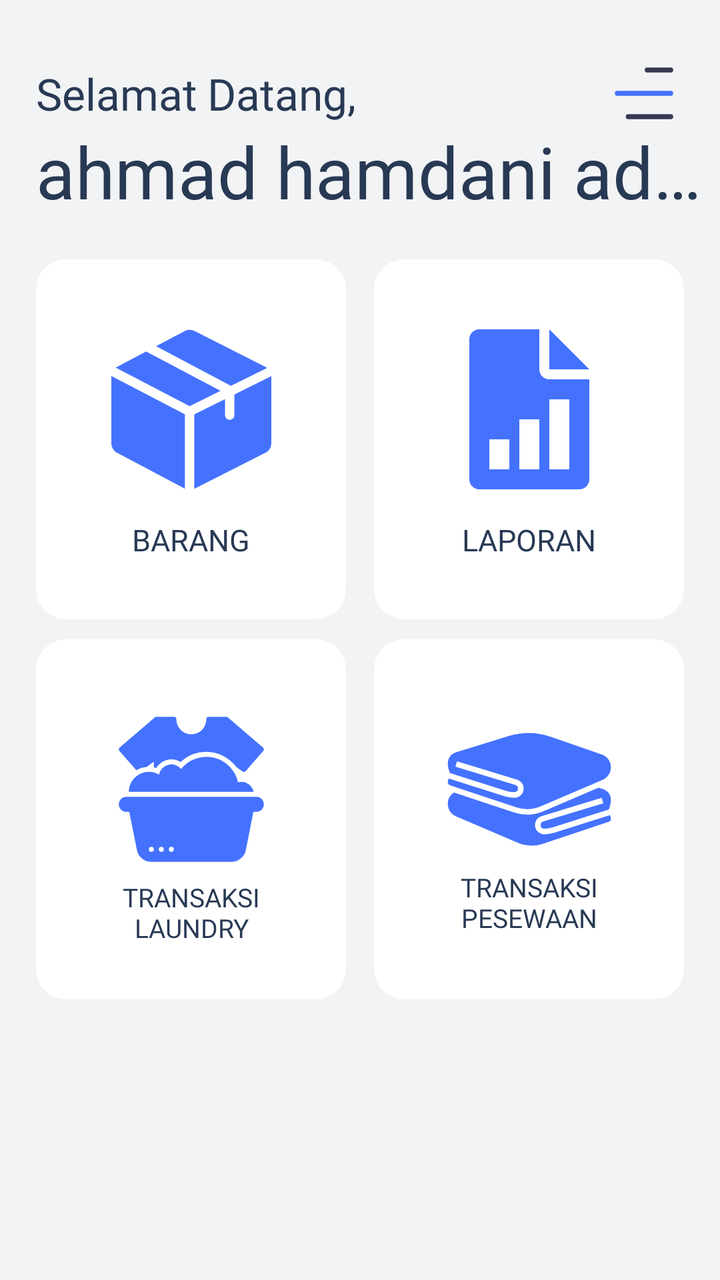
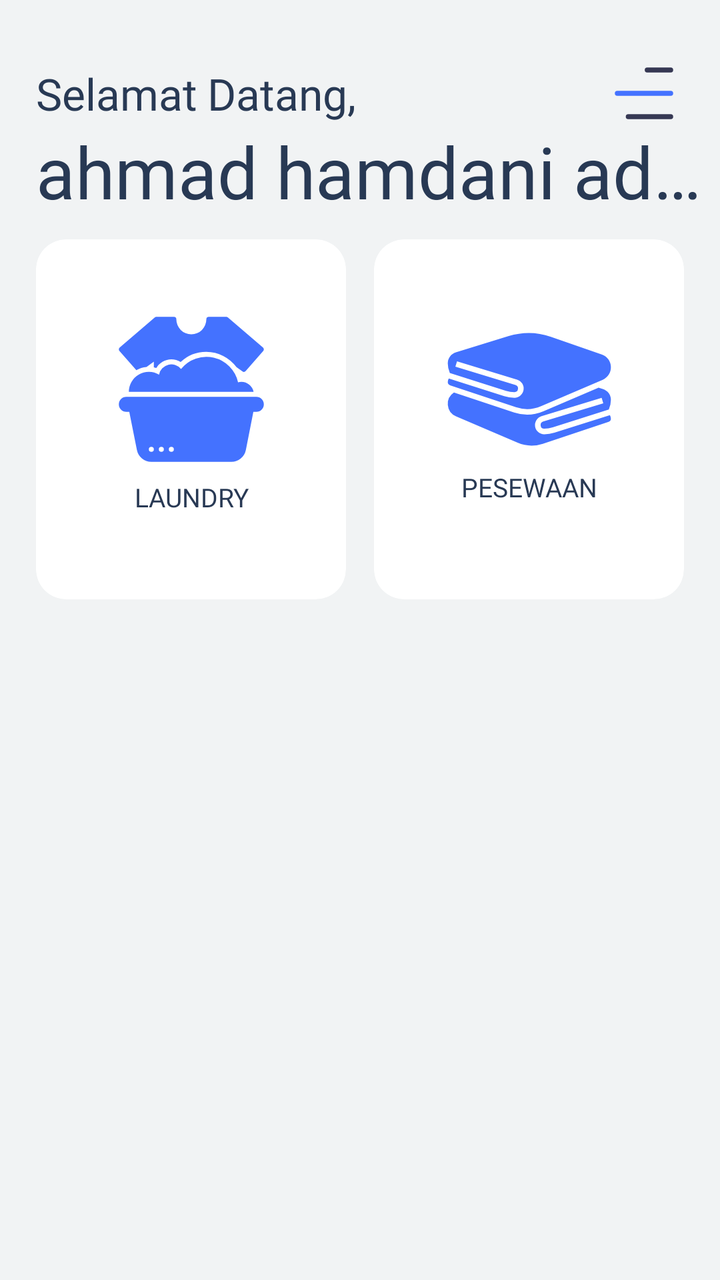

Before-and-after screenshots of an Android layout around one commit, followed by the original layout XML and the change that was made.
<!-- AndroidManifest.xml: application theme Theme.BAGUSLAUNDRY -->
<!-- res/layout/kurir_fragment_user_dashboard.xml -->
<?xml version="1.0" encoding="utf-8"?>
<androidx.constraintlayout.widget.ConstraintLayout xmlns:android="http://schemas.android.com/apk/res/android"
    xmlns:app="http://schemas.android.com/apk/res-auto"
    xmlns:tools="http://schemas.android.com/tools"
    android:id="@+id/main"
    android:layout_width="match_parent"
    android:layout_height="match_parent"
    android:background="@color/background">

    <androidx.constraintlayout.widget.Guideline
        android:id="@+id/guidelineLeft"
        android:layout_width="match_parent"
        android:layout_height="match_parent"
        android:orientation="vertical"
        app:layout_constraintGuide_percent="0.05" />

    <androidx.constraintlayout.widget.Guideline
        android:id="@+id/guidelineRight"
        android:layout_width="match_parent"
        android:layout_height="match_parent"
        android:orientation="vertical"
        app:layout_constraintGuide_percent="0.95" />

    <androidx.constraintlayout.widget.Guideline
        android:id="@+id/guidelineTop"
        android:layout_width="match_parent"
        android:layout_height="match_parent"
        android:orientation="horizontal"
        app:layout_constraintGuide_percent="0.05" />

    <androidx.constraintlayout.widget.Guideline
        android:id="@+id/guidelineMid"
        android:layout_width="match_parent"
        android:layout_height="match_parent"
        android:orientation="vertical"
        app:layout_constraintGuide_percent="0.5" />


    <TextView
        android:id="@+id/headerSelamat"
        android:layout_width="wrap_content"
        android:layout_height="wrap_content"
        android:fontFamily="@font/inter_light"
        android:text="Selamat"
        android:textColor="@color/blue900"
        android:textSize="22sp"
        app:layout_constraintStart_toEndOf="@id/guidelineLeft"
        app:layout_constraintTop_toTopOf="@id/guidelineTop" />

    <TextView
        android:id="@+id/headerDatang"
        android:layout_width="wrap_content"
        android:layout_height="wrap_content"
        android:layout_marginStart="5dp"
        android:fontFamily="@font/inter_medium"
        android:text="Datang,"
        android:textColor="@color/blue900"
        android:textSize="22sp"
        app:layout_constraintBottom_toBottomOf="@id/headerSelamat"
        app:layout_constraintStart_toEndOf="@id/headerSelamat"
        app:layout_constraintTop_toTopOf="@id/headerSelamat" />

    <TextView
        android:id="@+id/headerName"
        android:layout_width="340dp"
        android:layout_height="wrap_content"
        android:ellipsize="end"
        android:fontFamily="@font/inter_bold"
        android:maxLines="1"
        android:singleLine="true"
        android:text="ahmad hamdani adadadas"
        android:textColor="@color/blue900"
        android:textSize="36sp"
        app:layout_constraintStart_toEndOf="@id/guidelineLeft"
        app:layout_constraintTop_toBottomOf="@id/headerSelamat" />

    <ImageView
        android:id="@+id/menuIcon"
        android:layout_width="40dp"
        android:layout_height="50dp"
        android:src="@drawable/menuicon"
        android:translationZ="10dp"
        app:layout_constraintBottom_toBottomOf="@id/headerSelamat"
        app:layout_constraintEnd_toStartOf="@id/guidelineRight"
        app:layout_constraintTop_toBottomOf="@id/guidelineTop" />

    <androidx.cardview.widget.CardView
        android:id="@+id/menuProduct"
        android:layout_width="0dp"
        android:layout_height="180dp"
        android:layout_marginTop="20dp"
        android:layout_marginEnd="7dp"
        android:backgroundTint="@color/white"
        app:cardCornerRadius="15dp"
        app:cardElevation="0dp"
        app:layout_constraintEnd_toStartOf="@id/guidelineMid"
        app:layout_constraintStart_toEndOf="@id/guidelineLeft"
        app:layout_constraintTop_toBottomOf="@id/headerName" />

    <ImageView
        android:id="@+id/iconProduct"
        android:layout_width="90dp"
        android:layout_height="80dp"
        android:src="@drawable/product"
        android:translationY="-15dp"
        app:layout_constraintBottom_toBottomOf="@id/menuProduct"
        app:layout_constraintEnd_toEndOf="@id/menuProduct"
        app:layout_constraintStart_toStartOf="@id/menuProduct"
        app:layout_constraintTop_toTopOf="@id/menuProduct" />

    <TextView
        android:layout_width="wrap_content"
        android:layout_height="wrap_content"
        android:fontFamily="@font/inter_bold"
        android:text="BARANG"
        android:textColor="@color/blue900"
        android:textSize="15sp"
        app:layout_constraintEnd_toEndOf="@id/menuProduct"
        app:layout_constraintStart_toStartOf="@id/menuProduct"
        app:layout_constraintTop_toBottomOf="@id/iconProduct" />

    <androidx.cardview.widget.CardView
        android:id="@+id/menuReport"
        android:layout_width="0dp"
        android:layout_height="180dp"
        android:layout_marginStart="7dp"
        android:backgroundTint="@color/white"
        app:cardCornerRadius="15dp"
        app:cardElevation="0dp"
        app:layout_constraintBottom_toBottomOf="@id/menuProduct"
        app:layout_constraintEnd_toStartOf="@id/guidelineRight"
        app:layout_constraintStart_toEndOf="@id/guidelineMid"
        app:layout_constraintTop_toTopOf="@id/menuProduct" />

    <ImageView
        android:id="@+id/iconRental"
        android:layout_width="90dp"
        android:layout_height="80dp"
        android:src="@drawable/report"
        android:translationY="-15dp"
        app:layout_constraintBottom_toBottomOf="@id/menuReport"
        app:layout_constraintEnd_toEndOf="@id/menuReport"
        app:layout_constraintStart_toStartOf="@id/menuReport"
        app:layout_constraintTop_toTopOf="@id/menuReport" />

    <TextView
        android:layout_width="wrap_content"
        android:layout_height="wrap_content"
        android:fontFamily="@font/inter_bold"
        android:text="LAPORAN"
        android:textColor="@color/blue900"
        android:textSize="15sp"
        app:layout_constraintEnd_toEndOf="@id/iconRental"
        app:layout_constraintStart_toStartOf="@id/iconRental"
        app:layout_constraintTop_toBottomOf="@id/iconRental" />

    <androidx.cardview.widget.CardView
        android:id="@+id/menuTransaksiRental"
        android:layout_width="0dp"
        android:layout_height="180dp"
        android:layout_marginStart="7dp"
        android:layout_marginTop="10dp"
        android:backgroundTint="@color/white"
        app:cardCornerRadius="15dp"
        app:cardElevation="0dp"
        app:layout_constraintEnd_toStartOf="@id/guidelineRight"
        app:layout_constraintStart_toStartOf="@id/guidelineMid"
        app:layout_constraintTop_toBottomOf="@id/menuProduct" />

    <ImageView
        android:id="@+id/iconTransaksiRental"
        android:layout_width="90dp"
        android:layout_height="70dp"
        android:scaleType="centerCrop"
        android:src="@drawable/sewa"
        android:translationY="-15dp"
        app:layout_constraintBottom_toBottomOf="@id/menuTransaksiRental"
        app:layout_constraintEnd_toEndOf="@id/menuTransaksiRental"
        app:layout_constraintStart_toStartOf="@id/menuTransaksiRental"
        app:layout_constraintTop_toTopOf="@id/menuTransaksiRental" />

    <TextView
        android:layout_width="100dp"
        android:layout_height="wrap_content"
        android:fontFamily="@font/inter_bold"
        android:text="TRANSAKSI PESEWAAN"
        android:textAlignment="center"
        android:textColor="@color/blue900"
        android:textSize="13sp"
        android:translationY="-10dp"
        app:layout_constraintEnd_toEndOf="@id/iconTransaksiRental"
        app:layout_constraintStart_toStartOf="@id/iconTransaksiRental"
        app:layout_constraintTop_toBottomOf="@id/iconTransaksiRental" />

    <androidx.cardview.widget.CardView
        android:id="@+id/menuTransaksiLaundry"
        android:layout_width="0dp"
        android:layout_height="180dp"
        android:layout_marginTop="10dp"
        android:layout_marginEnd="7dp"
        android:backgroundTint="@color/white"
        app:cardCornerRadius="15dp"
        app:cardElevation="0dp"
        app:layout_constraintEnd_toStartOf="@id/guidelineMid"
        app:layout_constraintStart_toEndOf="@id/guidelineLeft"
        app:layout_constraintTop_toBottomOf="@id/menuProduct" />

    <ImageView
        android:id="@+id/iconLaundry"
        android:layout_width="90dp"
        android:layout_height="80dp"
        android:src="@drawable/laundry"
        android:translationY="-15dp"
        app:layout_constraintBottom_toBottomOf="@id/menuTransaksiLaundry"
        app:layout_constraintEnd_toEndOf="@id/menuTransaksiLaundry"
        app:layout_constraintStart_toStartOf="@id/menuTransaksiLaundry"
        app:layout_constraintTop_toTopOf="@id/menuTransaksiLaundry" />

    <TextView
        android:layout_width="100dp"
        android:layout_height="wrap_content"
        android:fontFamily="@font/inter_bold"
        android:text="TRANSAKSI LAUNDRY"
        android:textAlignment="center"
        android:textColor="@color/blue900"
        android:textSize="13sp"
        android:translationY="-10dp"
        app:layout_constraintEnd_toEndOf="@id/iconLaundry"
        app:layout_constraintStart_toStartOf="@id/iconLaundry"
        app:layout_constraintTop_toBottomOf="@id/iconLaundry" />

    
    
    
    
    
    
    
    
    
    
    
    

    
    
    
    
    
    
    
    
    
    

</androidx.constraintlayout.widget.ConstraintLayout>
<!-- resources referenced by this layout -->
<resources>
  <color name="background">#F1F3F4</color>
  <color name="blue900">#283954</color>
  <color name="white">#FFFFFF</color>
  <!-- drawable laundry (drawable) -->
  <vector xmlns:android="http://schemas.android.com/apk/res/android"
      android:width="512dp"
      android:height="512dp"
      android:viewportWidth="64"
      android:viewportHeight="64">
    <path
        android:pathData="M52,29a4.87,4.87 0,0 0,-1.31 0.18,13 13,0 0,0 -22.81,-5.32 5,5 0,0 0,-8.8 2.26A8,8 0,0 0,7 33h49.9a5,5 0,0 0,-4.9 -4Z"
        android:fillColor="#4472ff"/>
    <path
        android:pathData="M10,24.36a9.91,9.91 0,0 1,4.06 -1.31L17,20.94v2.27c0.32,0.07 0.65,0.14 1,0.24A7,7 0,0 1,24 20a6.9,6.9 0,0 1,3.72 1.08A14.87,14.87 0,0 1,38 17a15.07,15.07 0,0 1,12.08 6.14l2.34,1.67a1,1 0,0 0,1.33 -0.15l7,-8a1,1 0,0 0,0.25 -0.73,1 1,0 0,0 -0.35,-0.69l-14,-12A1,1 0,0 0,46 3h-7a1,1 0,0 0,-1 1,6 6,0 0,1 -12,0 1,1 0,0 0,-1 -1h-7a1,1 0,0 0,-0.65 0.24l-14,12a1,1 0,0 0,-0.35 0.69,1 1,0 0,0 0.25,0.73ZM58,35L6,35a3,3 0,0 0,0 6h1.18l3.05,15.24A5.93,5.93 0,0 0,16 61h32a5.93,5.93 0,0 0,5.81 -4.76l3,-15.24L58,41a3,3 0,0 0,0 -6ZM16,57a1,1 0,1 1,1 -1,1 1,0 0,1 -1,1ZM20,57a1,1 0,1 1,1 -1,1 1,0 0,1 -1,1ZM24,57a1,1 0,1 1,1 -1,1 1,0 0,1 -1,1Z"
        android:fillColor="#4472ff"/>
  </vector>
  <!-- drawable menuicon (drawable) -->
  <vector xmlns:android="http://schemas.android.com/apk/res/android"
      android:width="512dp"
      android:height="512dp"
      android:viewportWidth="24"
      android:viewportHeight="24">
    <path
        android:pathData="M6.533,19a0.75,0.75 0,0 1,0.75 -0.75L20,18.25a0.75,0.75 0,0 1,0 1.5L7.283,19.75a0.75,0.75 0,0 1,-0.75 -0.75zM12.222,5a0.75,0.75 0,0 1,0.75 -0.75L20,4.25a0.75,0.75 0,0 1,0 1.5h-7.028a0.75,0.75 0,0 1,-0.75 -0.75z"
        android:fillColor="#363853"
        android:fillType="evenOdd"/>
    <path
        android:pathData="M3.25,12a0.75,0.75 0,0 1,0.75 -0.75h16a0.75,0.75 0,0 1,0 1.5H4a0.75,0.75 0,0 1,-0.75 -0.75z"
        android:fillColor="#4472ff"
        android:fillType="evenOdd"/>
  </vector>
  <!-- drawable product (drawable) -->
  <vector xmlns:android="http://schemas.android.com/apk/res/android"
      android:width="512dp"
      android:height="512dp"
      android:viewportWidth="512"
      android:viewportHeight="512">
    <path
        android:pathData="m111.26,70.94 l-92.37,49.02a35.54,35.54 0,0 0,-4.49 2.81L250.6,245.93l98.9,-48.92L111.26,70.94zM511.95,150.12l-118.16,58.44v65.84c0,8.28 -6.71,14.99 -14.99,14.99 -8.28,0 -14.99,-6.71 -14.99,-14.99V223.4l-98.39,48.66v238.29c0.31,-0.14 0.62,-0.28 0.93,-0.43l226.18,-114.61c12.02,-6.01 19.48,-18.08 19.48,-31.52v-212.36c0,-0.44 -0.03,-0.88 -0.05,-1.33zM492.52,119.93 L266.43,5.37l-0.09,-0.05c-10.07,-5.01 -22.03,-4.9 -32,0.3l-91.06,48.33 239.37,126.67 115.54,-57.15a35.6,35.6 0,0 0,-5.66 -3.55zM0.07,149.12A35.53,35.53 0,0 0,0 151.19v212.88c0,13.16 7.24,25.12 18.9,31.22L234.24,509.58l0.1,0.05c0.36,0.19 0.72,0.35 1.09,0.52V271.84L0.07,149.12z"
        android:fillColor="#4472ff"/>
  </vector>
  <!-- drawable report (drawable) -->
  <vector xmlns:android="http://schemas.android.com/apk/res/android"
      android:width="512dp"
      android:height="512dp"
      android:viewportWidth="512"
      android:viewportHeight="512">
    <path
        android:pathData="M320,0v128h128z"
        android:fillColor="#4472ff"/>
    <path
        android:pathData="M320,160c-17.63,0 -32,-14.37 -32,-32L288,0L96,0C78.37,0 64,14.37 64,32v448c0,17.66 14.37,32 32,32h320c17.66,0 32,-14.34 32,-32L448,160L320,160zM192,448h-64v-96h64v96zM288,448h-64L224,288h64v160zM384,448h-64L320,224h64v224z"
        android:fillColor="#4472ff"/>
  </vector>
  <style name="Theme.BAGUSLAUNDRY" parent="Base.Theme.BAGUSLAUNDRY" />
  <style name="Base.Theme.BAGUSLAUNDRY" parent="Theme.Material3.DayNight.NoActionBar">
          
          
      </style>
  <!-- unchanged entries left out for length: 1 -->
</resources>

<!-- the commit's change to res/layout/kurir_fragment_user_dashboard.xml (unified diff, before → after) -->
@@ -74,6 +74,8 @@
         app:layout_constraintStart_toEndOf="@id/guidelineLeft"
         app:layout_constraintTop_toBottomOf="@id/headerSelamat" />
 
+
+
     <ImageView
         android:id="@+id/menuIcon"
         android:layout_width="40dp"
@@ -85,87 +87,17 @@
         app:layout_constraintTop_toBottomOf="@id/guidelineTop" />
 
     <androidx.cardview.widget.CardView
-        android:id="@+id/menuProduct"
-        android:layout_width="0dp"
-        android:layout_height="180dp"
-        android:layout_marginTop="20dp"
-        android:layout_marginEnd="7dp"
-        android:backgroundTint="@color/white"
-        app:cardCornerRadius="15dp"
-        app:cardElevation="0dp"
-        app:layout_constraintEnd_toStartOf="@id/guidelineMid"
-        app:layout_constraintStart_toEndOf="@id/guidelineLeft"
-        app:layout_constraintTop_toBottomOf="@id/headerName" />
-
-    <ImageView
-        android:id="@+id/iconProduct"
-        android:layout_width="90dp"
-        android:layout_height="80dp"
-        android:src="@drawable/product"
-        android:translationY="-15dp"
-        app:layout_constraintBottom_toBottomOf="@id/menuProduct"
-        app:layout_constraintEnd_toEndOf="@id/menuProduct"
-        app:layout_constraintStart_toStartOf="@id/menuProduct"
-        app:layout_constraintTop_toTopOf="@id/menuProduct" />
-
-    <TextView
-        android:layout_width="wrap_content"
-        android:layout_height="wrap_content"
-        android:fontFamily="@font/inter_bold"
-        android:text="BARANG"
-        android:textColor="@color/blue900"
-        android:textSize="15sp"
-        app:layout_constraintEnd_toEndOf="@id/menuProduct"
-        app:layout_constraintStart_toStartOf="@id/menuProduct"
-        app:layout_constraintTop_toBottomOf="@id/iconProduct" />
-
-    <androidx.cardview.widget.CardView
-        android:id="@+id/menuReport"
+        android:id="@+id/menuTransaksiRental"
         android:layout_width="0dp"
         android:layout_height="180dp"
         android:layout_marginStart="7dp"
         android:backgroundTint="@color/white"
         app:cardCornerRadius="15dp"
         app:cardElevation="0dp"
-        app:layout_constraintBottom_toBottomOf="@id/menuProduct"
+        app:layout_constraintBottom_toBottomOf="@id/menuTransaksiLaundry"
         app:layout_constraintEnd_toStartOf="@id/guidelineRight"
         app:layout_constraintStart_toEndOf="@id/guidelineMid"
-        app:layout_constraintTop_toTopOf="@id/menuProduct" />
-
-    <ImageView
-        android:id="@+id/iconRental"
-        android:layout_width="90dp"
-        android:layout_height="80dp"
-        android:src="@drawable/report"
-        android:translationY="-15dp"
-        app:layout_constraintBottom_toBottomOf="@id/menuReport"
-        app:layout_constraintEnd_toEndOf="@id/menuReport"
-        app:layout_constraintStart_toStartOf="@id/menuReport"
-        app:layout_constraintTop_toTopOf="@id/menuReport" />
-
-    <TextView
-        android:layout_width="wrap_content"
-        android:layout_height="wrap_content"
-        android:fontFamily="@font/inter_bold"
-        android:text="LAPORAN"
-        android:textColor="@color/blue900"
-        android:textSize="15sp"
-        app:layout_constraintEnd_toEndOf="@id/iconRental"
-        app:layout_constraintStart_toStartOf="@id/iconRental"
-        app:layout_constraintTop_toBottomOf="@id/iconRental" />
-
-    <androidx.cardview.widget.CardView
-        android:id="@+id/menuTransaksiRental"
-        android:layout_width="0dp"
-        android:layout_height="180dp"
-        android:layout_marginStart="7dp"
-        android:layout_marginTop="10dp"
-        android:backgroundTint="@color/white"
-        app:cardCornerRadius="15dp"
-        app:cardElevation="0dp"
-        app:layout_constraintEnd_toStartOf="@id/guidelineRight"
-        app:layout_constraintStart_toStartOf="@id/guidelineMid"
-        app:layout_constraintTop_toBottomOf="@id/menuProduct" />
+        app:layout_constraintTop_toTopOf="@id/menuTransaksiLaundry" />
 
     <ImageView
         android:id="@+id/iconTransaksiRental"
@@ -183,7 +115,7 @@
         android:layout_width="100dp"
         android:layout_height="wrap_content"
         android:fontFamily="@font/inter_bold"
-        android:text="TRANSAKSI PESEWAAN"
+        android:text="PESEWAAN"
         android:textAlignment="center"
         android:textColor="@color/blue900"
         android:textSize="13sp"
@@ -203,7 +135,7 @@
         app:cardElevation="0dp"
         app:layout_constraintEnd_toStartOf="@id/guidelineMid"
         app:layout_constraintStart_toEndOf="@id/guidelineLeft"
-        app:layout_constraintTop_toBottomOf="@id/menuProduct" />
+        app:layout_constraintTop_toBottomOf="@id/headerName" />
 
     <ImageView
         android:id="@+id/iconLaundry"
@@ -220,7 +152,7 @@
         android:layout_width="100dp"
         android:layout_height="wrap_content"
         android:fontFamily="@font/inter_bold"
-        android:text="TRANSAKSI LAUNDRY"
+        android:text="LAUNDRY"
         android:textAlignment="center"
         android:textColor="@color/blue900"
         android:textSize="13sp"
<!-- resource entries referenced after the edit -->
@@ -31,29 +31,6 @@
         android:fillColor="#4472ff"
         android:fillType="evenOdd"/>
   </vector>
-  <!-- drawable product (drawable) -->
-  <vector xmlns:android="http://schemas.android.com/apk/res/android"
-      android:width="512dp"
-      android:height="512dp"
-      android:viewportWidth="512"
-      android:viewportHeight="512">
-    <path
-        android:pathData="m111.26,70.94 l-92.37,49.02a35.54,35.54 0,0 0,-4.49 2.81L250.6,245.93l98.9,-48.92L111.26,70.94zM511.95,150.12l-118.16,58.44v65.84c0,8.28 -6.71,14.99 -14.99,14.99 -8.28,0 -14.99,-6.71 -14.99,-14.99V223.4l-98.39,48.66v238.29c0.31,-0.14 0.62,-0.28 0.93,-0.43l226.18,-114.61c12.02,-6.01 19.48,-18.08 19.48,-31.52v-212.36c0,-0.44 -0.03,-0.88 -0.05,-1.33zM492.52,119.93 L266.43,5.37l-0.09,-0.05c-10.07,-5.01 -22.03,-4.9 -32,0.3l-91.06,48.33 239.37,126.67 115.54,-57.15a35.6,35.6 0,0 0,-5.66 -3.55zM0.07,149.12A35.53,35.53 0,0 0,0 151.19v212.88c0,13.16 7.24,25.12 18.9,31.22L234.24,509.58l0.1,0.05c0.36,0.19 0.72,0.35 1.09,0.52V271.84L0.07,149.12z"
-        android:fillColor="#4472ff"/>
-  </vector>
-  <!-- drawable report (drawable) -->
-  <vector xmlns:android="http://schemas.android.com/apk/res/android"
-      android:width="512dp"
-      android:height="512dp"
-      android:viewportWidth="512"
-      android:viewportHeight="512">
-    <path
-        android:pathData="M320,0v128h128z"
-        android:fillColor="#4472ff"/>
-    <path
-        android:pathData="M320,160c-17.63,0 -32,-14.37 -32,-32L288,0L96,0C78.37,0 64,14.37 64,32v448c0,17.66 14.37,32 32,32h320c17.66,0 32,-14.34 32,-32L448,160L320,160zM192,448h-64v-96h64v96zM288,448h-64L224,288h64v160zM384,448h-64L320,224h64v224z"
-        android:fillColor="#4472ff"/>
-  </vector>
   <style name="Theme.BAGUSLAUNDRY" parent="Base.Theme.BAGUSLAUNDRY" />
   <style name="Base.Theme.BAGUSLAUNDRY" parent="Theme.Material3.DayNight.NoActionBar">
           
